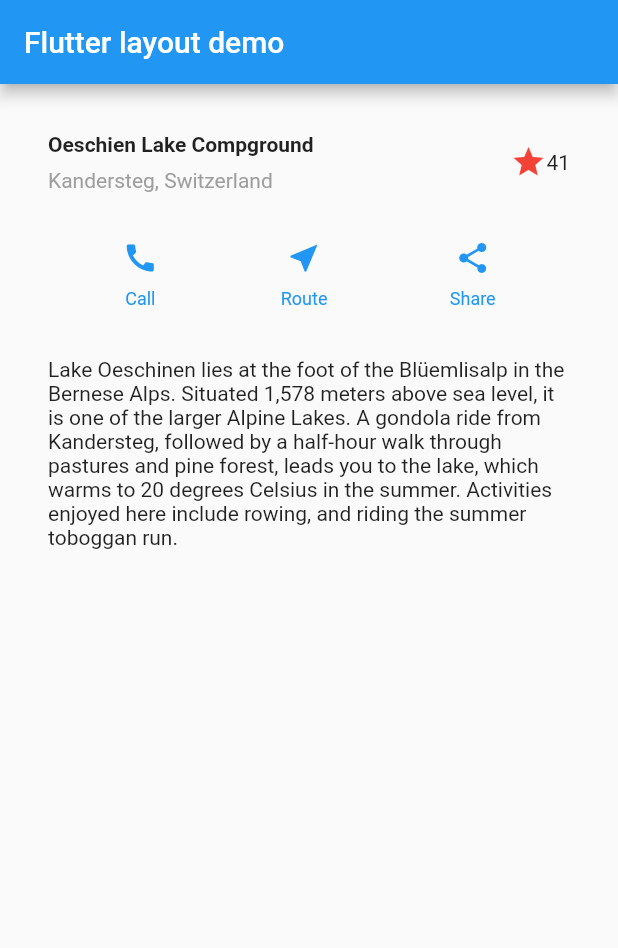
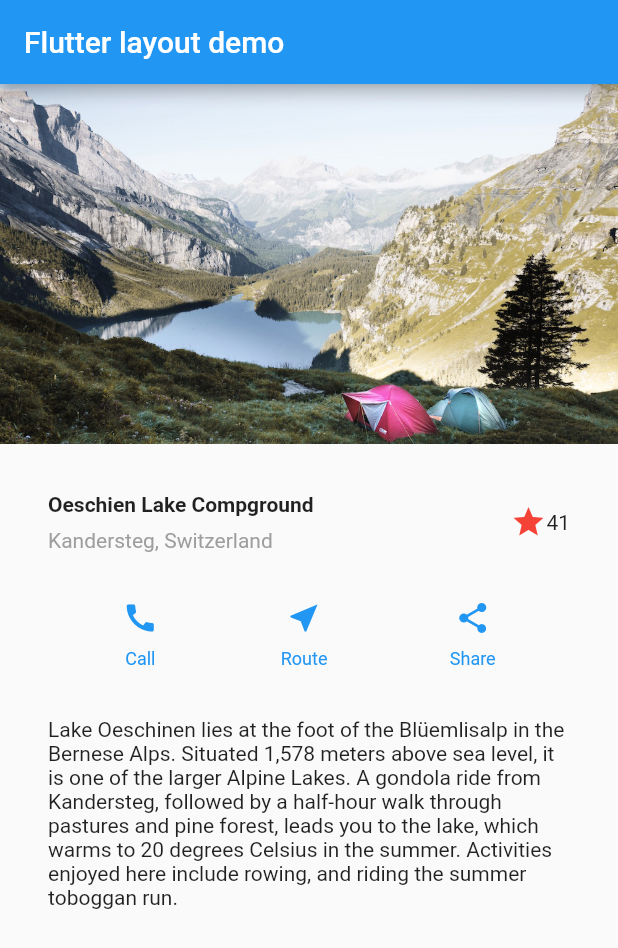
Before and after one commit to kou-ukai/building-layouts, a Flutter app: the screen it shows after launch, on a phone screen of 412 x 824 dp. Shown: the top 948 px of the screen. Run offline on Flutter 3.47's test engine with Material 2 defaults, Android fonts, the phone set to English and light mode, and no system bars.

Commit message:
画像追加

```diff
--- a/lib/main.dart
+++ b/lib/main.dart
@@ -60,7 +60,18 @@ class MyApp extends StatelessWidget {
       title: 'Flutter layout demo',
       home: Scaffold(
         appBar: AppBar(title: const Text('Flutter layout demo')),
-        body: Column(children: [titleSection, buttonSection, textSection]),
+        body: Column(children: [
+          // ホットリロードされなかった（おそらくpubspec.yamlはりろーどされていない）
+          Image.asset(
+            'images/lake.jpg',
+            width: 600,
+            height: 240,
+            fit: BoxFit.cover,
+          ),
+          titleSection,
+          buttonSection,
+          textSection
+        ]),
       ),
     );
   }
--- a/pubspec.yaml
+++ b/pubspec.yaml
@@ -59,9 +59,8 @@ flutter:
   uses-material-design: true
 
   # To add assets to your application, add an assets section, like this:
-  # assets:
-  #   - images/a_dot_burr.jpeg
-  #   - images/a_dot_ham.jpeg
+  assets:
+    - images/lake.jpg
 
   # An image asset can refer to one or more resolution-specific "variants", see
   # https://flutter.dev/assets-and-images/#resolution-aware
```
Also changed, not shown: images/lake.jpg (added).
